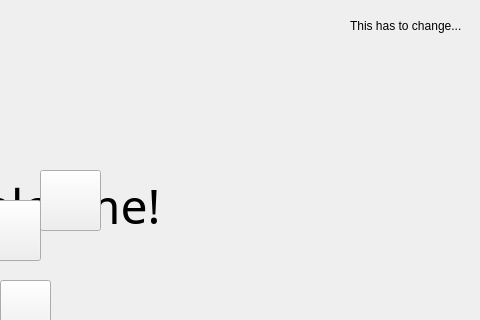
First picture: the form in AsiaTravelGuide/view.ui, repository bestcreator01/asia-travel-guide, before the edit; both pictures show x 320 to 800 and y 0 to 320 of the 800 by 600 pixel window.
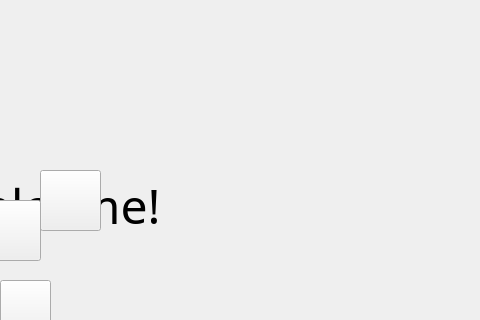
Second picture: the form after the edit.

```diff
--- a/AsiaTravelGuide/view.ui
+++ b/AsiaTravelGuide/view.ui
@@ -187,19 +187,6 @@
      <string>Quiz</string>
     </property>
    </widget>
-   <widget class="QLabel" name="label">
-    <property name="geometry">
-     <rect>
-      <x>670</x>
-      <y>10</y>
-      <width>121</width>
-      <height>31</height>
-     </rect>
-    </property>
-    <property name="text">
-     <string>This has to change...</string>
-    </property>
-   </widget>
   </widget>
   <widget class="QMenuBar" name="menubar">
    <property name="geometry">
```
